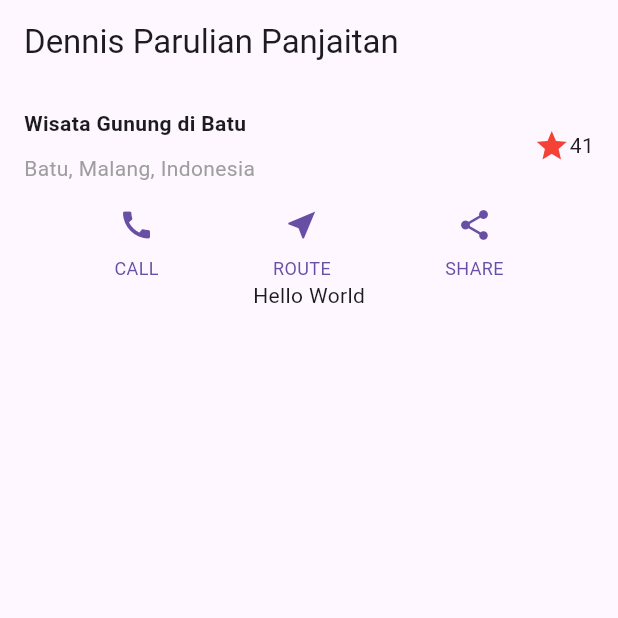
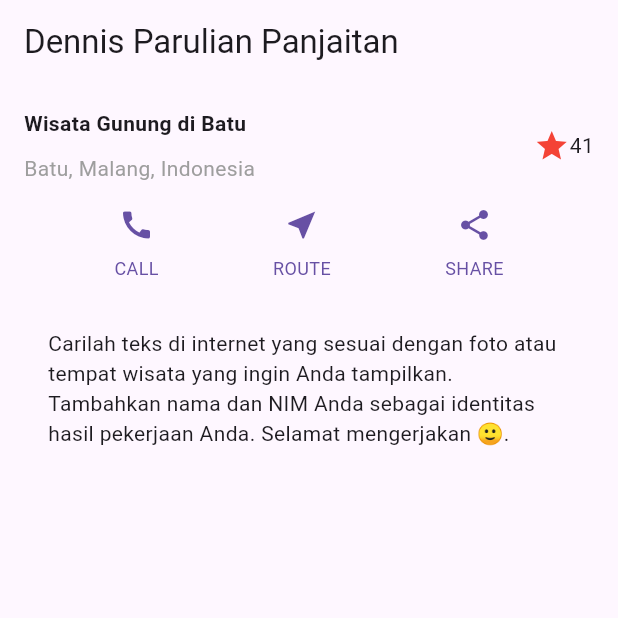
Before and after one commit to DennisParulianPanjaitan/PEMR_MOB_TI, a Flutter app: the screen it shows after launch, on a phone screen of 412 x 824 dp, the top half of it. Run offline on Flutter 3.47's test engine with Material 3 defaults, Android fonts, the phone set to English and light mode, and no system bars.

Commit message:
Pertemuan 6 Praktikum 3

```diff
--- a/Pertemuan6/hello_world/lib/main.dart
+++ b/Pertemuan6/hello_world/lib/main.dart
@@ -60,6 +60,19 @@
       ],
     );
 
+    Widget textSection = Container(
+      padding: const EdgeInsets.all(32),
+      child: const Text(
+        'Carilah teks di internet yang sesuai '
+        'dengan foto atau tempat wisata yang ingin '
+        'Anda tampilkan. '
+        'Tambahkan nama dan NIM Anda sebagai '
+        'identitas hasil pekerjaan Anda. '
+        'Selamat mengerjakan 🙂.',
+        softWrap: true,
+      ),
+    );
+
     return MaterialApp(
       title: 'Flutter layout: Nama dan NIM Anda',
       home: Scaffold(
@@ -70,9 +83,7 @@
           children: [
             titleSection, // Display the title section
             buttonSection,
-            const Center(
-              child: Text('Hello World'),
-            ),
+            textSection,
           ],
         ),
       ),
```
